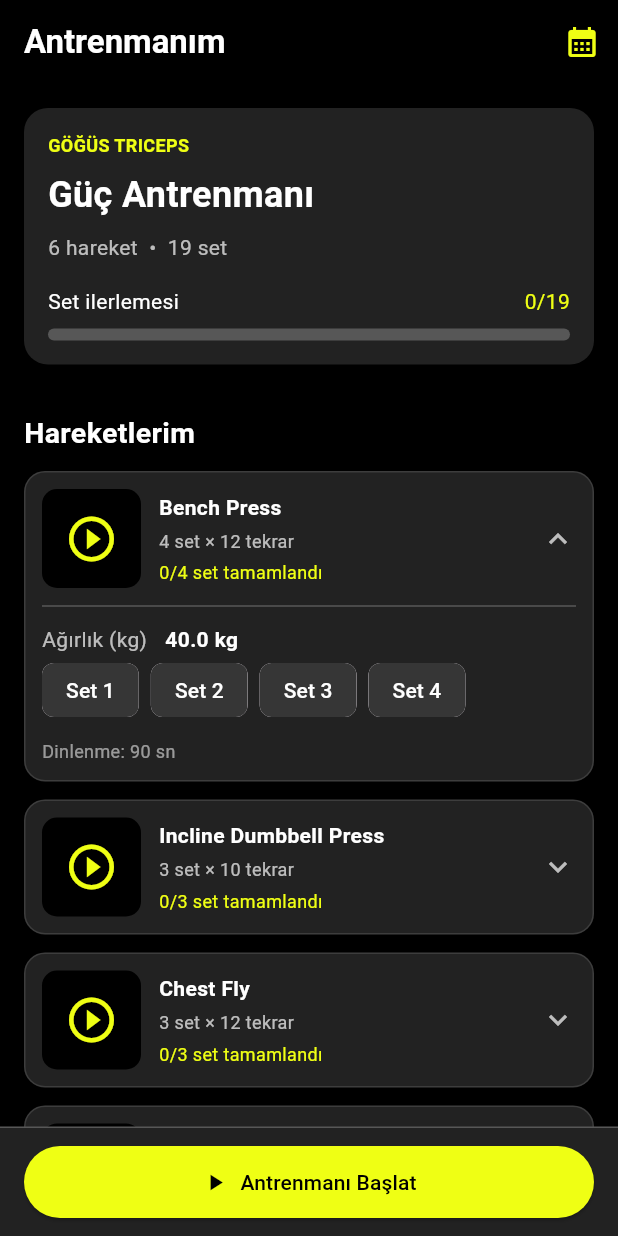
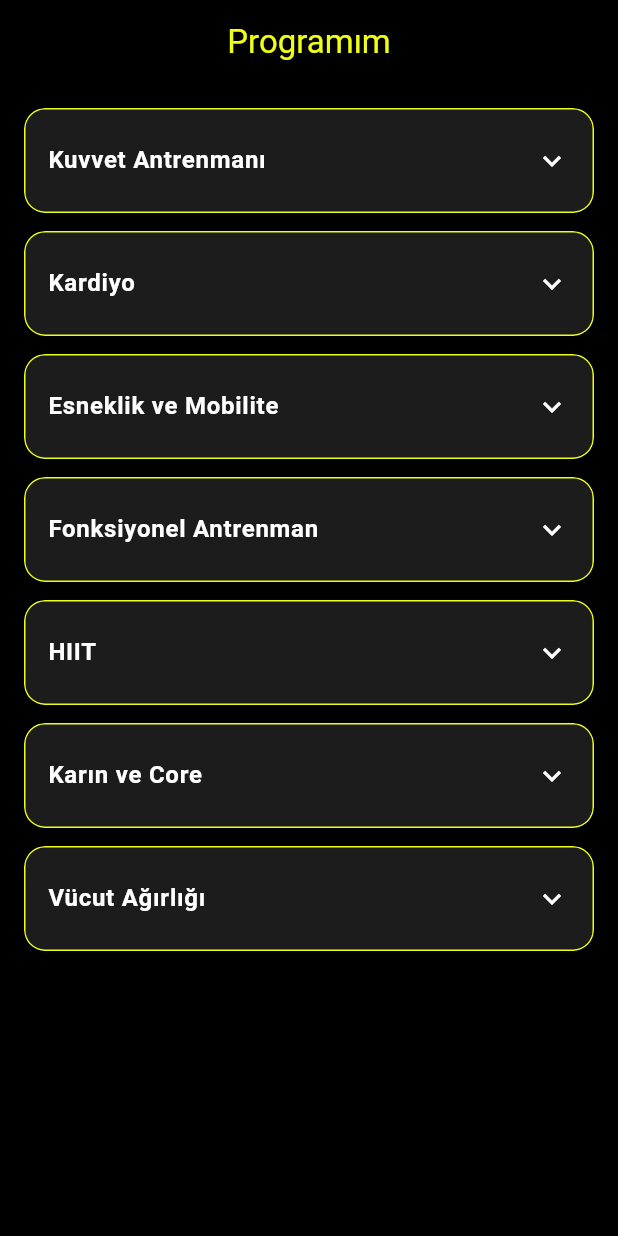
Before and after one commit to uluckabd/gymtactx, a Flutter app: the screen it shows after launch, on a phone screen of 412 x 824 dp. Run offline on Flutter 3.47's test engine with Material 3 defaults, Android fonts, the phone set to English and light mode, and no system bars.

Commit message:
myProgram page

```diff
--- a/lib/main.dart
+++ b/lib/main.dart
@@ -1,6 +1,7 @@
 import 'package:flutter/material.dart';
 import 'package:gymtactx/pages/antreman.dart';
 import 'package:gymtactx/pages/login_page.dart';
+import 'package:gymtactx/pages/myProgram.dart';
 import 'package:gymtactx/pages/profil_page.dart';
 import 'package:gymtactx/pages/training_page.dart';
 import 'package:gymtactx/pages/user_login_page.dart';
@@ -20,7 +21,7 @@ class MyApp extends StatelessWidget {
       theme: ThemeData(
         colorScheme: ColorScheme.fromSeed(seedColor: Colors.deepPurple),
       ),
-      home: TrainingPage(),
+      home: Myprogram(),
     );
   }
 }
--- /dev/null
+++ b/lib/pages/myProgram.dart
@@ -0,0 +1,175 @@
+import 'package:flutter/material.dart';
+import 'package:gymtactx/constants/app_color.dart';
+
+class Myprogram extends StatelessWidget {
+  const Myprogram({super.key});
+
+  // SADECE BU LİSTEYİ DÜZENLE
+  static const List<Map<String, dynamic>> kategoriler = [
+    {
+      'kategori': 'Kuvvet Antrenmanı',
+      'hareketler': [
+        {'ad': 'Bench Press', 'set': 4, 'tekrar': 12},
+        {'ad': 'Lat Pulldown', 'set': 3, 'tekrar': 12},
+        {'ad': 'Squat', 'set': 4, 'tekrar': 10},
+      ],
+    },
+    {
+      'kategori': 'Kardiyo',
+      'hareketler': [
+        {'ad': 'Koşu Bandı', 'set': 1, 'tekrar': 20},
+        {'ad': 'Bisiklet', 'set': 1, 'tekrar': 15},
+      ],
+    },
+    {
+      'kategori': 'Esneklik ve Mobilite',
+      'hareketler': [
+        {'ad': 'Stretching', 'set': 3, 'tekrar': 12},
+      ],
+    },
+    {
+      'kategori': 'Fonksiyonel Antrenman',
+      'hareketler': [
+        {'ad': 'Kettlebell Swing', 'set': 3, 'tekrar': 15},
+      ],
+    },
+    {
+      'kategori': 'HIIT',
+      'hareketler': [
+        {'ad': 'Burpee', 'set': 3, 'tekrar': 12},
+        {'ad': 'Jumping Jack', 'set': 3, 'tekrar': 20},
+      ],
+    },
+    {
+      'kategori': 'Karın ve Core',
+      'hareketler': [
+        {'ad': 'Plank', 'set': 3, 'tekrar': 30},
+        {'ad': 'Crunch', 'set': 3, 'tekrar': 15},
+      ],
+    },
+    {
+      'kategori': 'Vücut Ağırlığı',
+      'hareketler': [
+        {'ad': 'Push Up', 'set': 3, 'tekrar': 12},
+        {'ad': 'Pull Up', 'set': 3, 'tekrar': 8},
+      ],
+    },
+  ];
+
+  @override
+  Widget build(BuildContext context) {
+    return Scaffold(
+      backgroundColor: Colors.black,
+      appBar: AppBar(
+        title: const Text(
+          'Programım',
+          style: TextStyle(color: AppColors.buttonBackColor),
+        ),
+        centerTitle: true,
+        backgroundColor: Colors.black,
+        foregroundColor: Colors.white,
+      ),
+      body: ListView.builder(
+        padding: const EdgeInsets.all(16),
+        itemCount: kategoriler.length,
+        itemBuilder: (context, index) {
+          final kategori = kategoriler[index];
+
+          final String kategoriAdi = kategori['kategori'] as String;
+
+          final List<Map<String, dynamic>> hareketler =
+              List<Map<String, dynamic>>.from(kategori['hareketler']);
+
+          return Card(
+            key: ValueKey(kategoriAdi),
+            margin: const EdgeInsets.only(bottom: 12),
+            color: const Color(0xFF1C1C1C),
+            shape: RoundedRectangleBorder(
+              borderRadius: BorderRadius.circular(14),
+              side: const BorderSide(color: AppColors.buttonBackColor),
+            ),
+            clipBehavior: Clip.antiAlias,
+            child: Theme(
+              data: Theme.of(
+                context,
+              ).copyWith(dividerColor: Colors.transparent),
+              child: ExpansionTile(
+                title: Text(
+                  kategoriAdi,
+                  style: const TextStyle(
+                    color: Colors.white,
+                    fontSize: 16,
+                    fontWeight: FontWeight.w600,
+                  ),
+                ),
+                iconColor: const Color(0xFFEFFF14),
+                collapsedIconColor: Colors.white,
+                tilePadding: const EdgeInsets.symmetric(
+                  horizontal: 16,
+                  vertical: 6,
+                ),
+                childrenPadding: const EdgeInsets.only(
+                  left: 16,
+                  right: 16,
+                  bottom: 12,
+                ),
+                children: [
+                  const Divider(color: Colors.white12),
+
+                  ...hareketler.map((hareket) {
+                    return Padding(
+                      padding: const EdgeInsets.symmetric(
+                        horizontal: 16,
+                        vertical: 10,
+                      ),
+                      child: Row(
+                        children: [
+                          Expanded(
+                            child: Text(
+                              hareket['ad'],
+                              style: const TextStyle(
+                                color: Colors.white,
+                                fontSize: 14,
+                              ),
+                            ),
+                          ),
+                          _bilgiKutusu(
+                            '${hareket['set']} Set',
+                            const Color(0xFFEFFF14),
+                          ),
+                          const SizedBox(width: 8),
+                          _bilgiKutusu(
+                            '${hareket['tekrar']} Tekrar',
+                            Colors.white,
+                          ),
+                        ],
+                      ),
+                    );
+                  }),
+                ],
+              ),
+            ),
+          );
+        },
+      ),
+    );
+  }
+
+  Widget _bilgiKutusu(String yazi, Color renk) {
+    return Container(
+      padding: const EdgeInsets.symmetric(horizontal: 10, vertical: 7),
+      decoration: BoxDecoration(
+        color: const Color(0xFF303030),
+        borderRadius: BorderRadius.circular(8),
+      ),
+      child: Text(
+        yazi,
+        style: TextStyle(
+          color: renk,
+          fontSize: 12,
+          fontWeight: FontWeight.w600,
+        ),
+      ),
+    );
+  }
+}
--- a/lib/pages/training_page.dart
+++ b/lib/pages/training_page.dart
@@ -1,6 +1,7 @@
 import 'dart:async';
 import 'dart:math' as math;
 import 'package:flutter/material.dart';
+import 'package:gymtactx/constants/app_color.dart';
 
 class TrainingPage extends StatefulWidget {
   const TrainingPage({super.key});
@@ -22,7 +23,7 @@ class Exercise {
 class _WorkoutPageState extends State<TrainingPage> {
   bool workoutStarted = false;
   bool workoutPaused = false;
-  static const yellow = Color(0xFFEFFF14);
+
   static const surface = Color(0xFF222222);
   final exercises = <Exercise>[
     Exercise('Bench Press', 12, 40, 90, 4),
@@ -110,7 +111,7 @@ class _WorkoutPageState extends State<TrainingPage> {
                     child: Icon(
                       Icons.play_circle_outline,
                       size: 64,
-                      color: yellow,
+                      color: AppColors.buttonBackground,
                     ),
                   ),
                 ),
@@ -145,7 +146,10 @@ class _WorkoutPageState extends State<TrainingPage> {
         actions: [
           TextButton(
             onPressed: () => Navigator.pop(context),
-            child: const Text('Kapat', style: TextStyle(color: yellow)),
+            child: const Text(
+              'Kapat',
+              style: TextStyle(color: AppColors.buttonBackground),
+            ),
           ),
         ],
       ),
@@ -166,7 +170,10 @@ class _WorkoutPageState extends State<TrainingPage> {
         actions: [
           IconButton(
             onPressed: () {},
-            icon: const Icon(Icons.calendar_month, color: yellow),
+            icon: const Icon(
+              Icons.calendar_month,
+              color: AppColors.buttonBackground,
+            ),
           ),
         ],
       ),
@@ -191,7 +198,7 @@ class _WorkoutPageState extends State<TrainingPage> {
                     icon: const Icon(Icons.play_arrow),
                     label: const Text('Antrenmanı Başlat'),
                     style: ElevatedButton.styleFrom(
-                      backgroundColor: yellow,
+                      backgroundColor: AppColors.buttonBackground,
                       foregroundColor: Colors.black,
                       padding: const EdgeInsets.symmetric(vertical: 14),
                     ),
@@ -205,7 +212,7 @@ class _WorkoutPageState extends State<TrainingPage> {
                       children: [
                         const Icon(
                           Icons.local_fire_department,
-                          color: yellow,
+                          color: AppColors.buttonBackground,
                           size: 34,
                         ),
                         const SizedBox(width: 8),
@@ -225,7 +232,7 @@ class _WorkoutPageState extends State<TrainingPage> {
                               Text(
                                 '0 kcal',
                                 style: TextStyle(
-                                  color: yellow,
+                                  color: AppColors.buttonBackground,
                                   fontSize: 24,
                                   fontWeight: FontWeight.bold,
                                 ),
@@ -265,7 +272,7 @@ class _WorkoutPageState extends State<TrainingPage> {
                       value: 0,
                       minHeight: 7,
                       backgroundColor: Colors.white24,
-                      color: yellow,
+                      color: AppColors.buttonBackground,
                       borderRadius: BorderRadius.circular(8),
                     ),
 
@@ -308,7 +315,7 @@ class _WorkoutPageState extends State<TrainingPage> {
                             icon: const Icon(Icons.check),
                             label: const Text('Antrenmanı Bitir'),
                             style: ElevatedButton.styleFrom(
-                              backgroundColor: yellow,
+                              backgroundColor: AppColors.buttonBackground,
                               foregroundColor: Colors.black,
                               padding: const EdgeInsets.symmetric(vertical: 12),
                             ),
@@ -335,7 +342,7 @@ class _WorkoutPageState extends State<TrainingPage> {
                 const Text(
                   'GÖĞÜS TRICEPS',
                   style: TextStyle(
-                    color: yellow,
+                    color: AppColors.buttonBackground,
                     fontSize: 12,
                     fontWeight: FontWeight.bold,
                   ),
@@ -364,7 +371,7 @@ class _WorkoutPageState extends State<TrainingPage> {
                     ),
                     Text(
                       '$doneSets/$totalSets',
-                      style: const TextStyle(color: yellow),
+                      style: const TextStyle(color: AppColors.buttonBackground),
                     ),
                   ],
                 ),
@@ -372,7 +379,7 @@ class _WorkoutPageState extends State<TrainingPage> {
                 LinearProgressIndicator(
                   value: progress,
                   minHeight: 8,
-                  color: yellow,
+                  color: AppColors.buttonBackground,
                   backgroundColor: Colors.white24,
                   borderRadius: BorderRadius.circular(8),
                 ),
@@ -380,9 +387,6 @@ class _WorkoutPageState extends State<TrainingPage> {
             ),
           ),
           const SizedBox(height: 16),
-
-          const SizedBox(height: 16),
-
           const Text(
             'Hareketlerim',
             style: TextStyle(
@@ -401,7 +405,9 @@ class _WorkoutPageState extends State<TrainingPage> {
               shape: RoundedRectangleBorder(
                 borderRadius: BorderRadius.circular(14),
                 side: BorderSide(
-                  color: e.completed == e.sets.length ? yellow : Colors.white12,
+                  color: e.completed == e.sets.length
+                      ? AppColors.buttonBackground
+                      : Colors.white12,
                 ),
               ),
               child: Padding(
@@ -424,7 +430,7 @@ class _WorkoutPageState extends State<TrainingPage> {
                               ),
                               child: const Icon(
                                 Icons.play_circle_outline,
-                                color: yellow,
+                                color: AppColors.buttonBackground,
                                 size: 36,
                               ),
                             ),
@@ -453,7 +459,7 @@ class _WorkoutPageState extends State<TrainingPage> {
                                 Text(
                                   '${e.completed}/${e.sets.length} set tamamlandı',
                                   style: const TextStyle(
-                                    color: yellow,
+                                    color: AppColors.buttonBackground,
                                     fontSize: 12,
                                   ),
                                 ),
@@ -472,7 +478,7 @@ class _WorkoutPageState extends State<TrainingPage> {
                       Row(
                         children: [
                           const Text(
-                            'Ağırlık (kg)',
+                            'Tavsiye edilen ağırlık',
                             style: TextStyle(color: Colors.white70),
                           ),
                           const SizedBox(width: 12),
@@ -500,7 +506,7 @@ class _WorkoutPageState extends State<TrainingPage> {
                               ),
                               selected: checked,
                               onSelected: (_) => toggleSet(index, setIndex),
-                              selectedColor: yellow,
+                              selectedColor: AppColors.buttonBackground,
                               backgroundColor: const Color(0xFF363636),
                               labelStyle: TextStyle(
                                 color: checked ? Colors.black : Colors.white,
```
